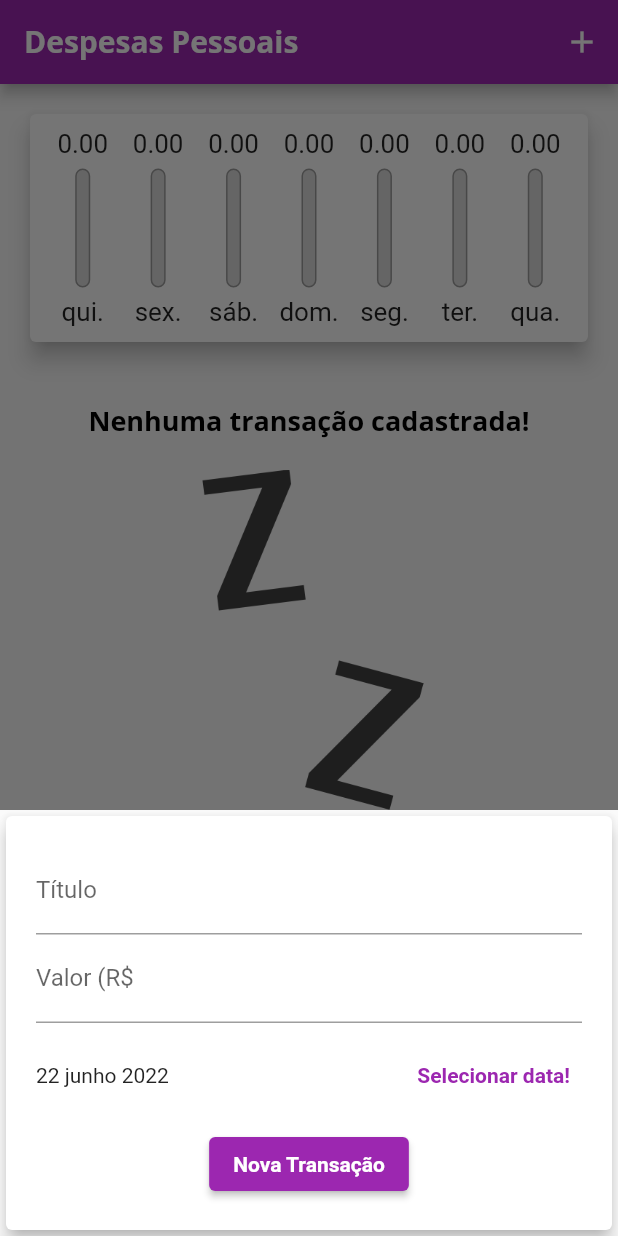
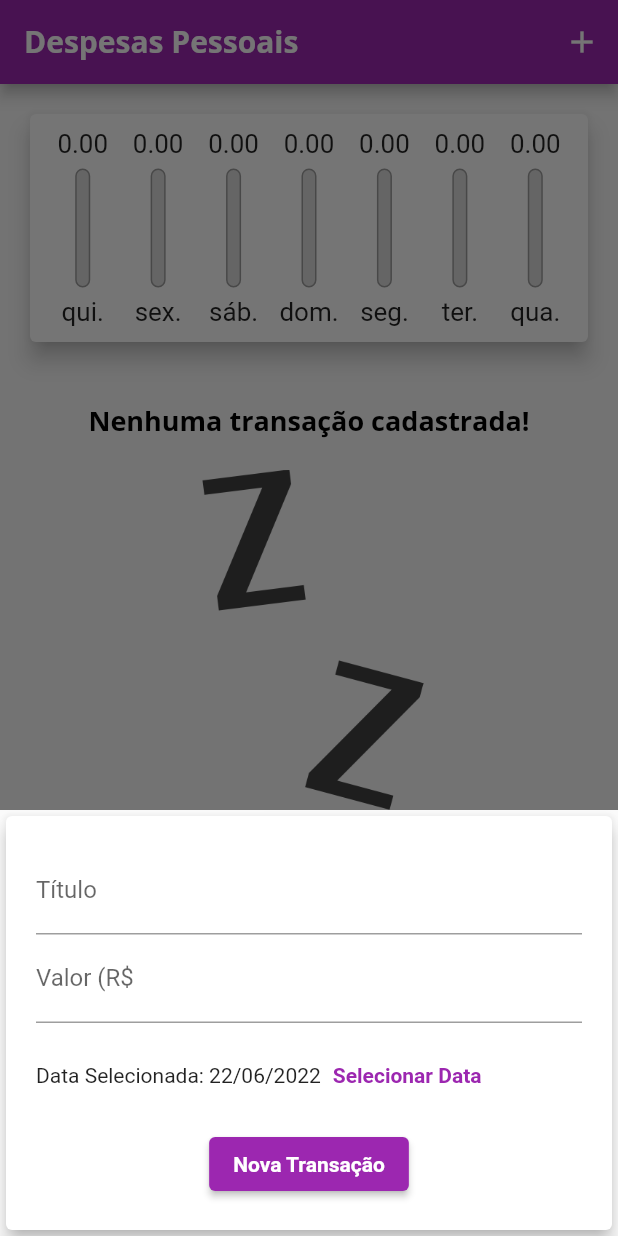
Before and after one commit to arthurrossibr/flutter-despesas, a Flutter app: the screen it shows after launch, after a tap on the "add" icon, on a phone screen of 412 x 824 dp. Run offline on Flutter 3.47's test engine with Material 2 defaults, Android fonts, the phone set to English and light mode, and no system bars.

Commit message:
Adding adaptative date picker component

```diff
--- /dev/null
+++ b/lib/components/adaptative_date_picker.dart
@@ -0,0 +1,66 @@
+import 'dart:io';
+import 'package:flutter/cupertino.dart';
+import 'package:flutter/material.dart';
+import 'package:intl/intl.dart';
+
+class AdaptativeDatePicker extends StatelessWidget {
+  const AdaptativeDatePicker({
+    this.selectedDate,
+    this.onDateChanged,
+    Key? key,
+  }) : super(key: key);
+
+  final DateTime? selectedDate;
+  final Function(DateTime)? onDateChanged;
+
+  _showDatePicker(BuildContext context) {
+    showDatePicker(
+      context: context,
+      initialDate: DateTime.now(),
+      firstDate: DateTime(2019),
+      lastDate: DateTime.now(),
+    ).then((pickedDate) {
+      if (pickedDate == null) {
+        return;
+      }
+
+      onDateChanged!(pickedDate);
+    });
+  }
+
+  @override
+  Widget build(BuildContext context) {
+    return Platform.isIOS
+        ? SizedBox(
+            height: 180,
+            child: CupertinoDatePicker(
+              mode: CupertinoDatePickerMode.date,
+              initialDateTime: DateTime.now(),
+              minimumDate: DateTime(2019),
+              maximumDate: DateTime.now(),
+              onDateTimeChanged: onDateChanged!,
+            ),
+          )
+        : SizedBox(
+            height: 70,
+            child: Row(
+              children: <Widget>[
+                Text(
+                  selectedDate == null
+                      ? 'Nenhuma data selecionada!'
+                      : 'Data Selecionada: ${DateFormat('dd/MM/y').format(selectedDate!)}',
+                ),
+                TextButton(
+                  child: const Text(
+                    'Selecionar Data',
+                    style: TextStyle(
+                      fontWeight: FontWeight.bold,
+                    ),
+                  ),
+                  onPressed: () => _showDatePicker(context),
+                )
+              ],
+            ),
+          );
+  }
+}
--- a/lib/components/transaction_form.dart
+++ b/lib/components/transaction_form.dart
@@ -1,9 +1,9 @@
 import 'package:flutter/material.dart';
 import 'package:intl/date_symbol_data_local.dart';
-import 'package:intl/intl.dart';
 import 'package:projeto_despesas/components/adaptative_button.dart';
 
-import 'adaptative_textfield.dart';
+import 'adaptative_date_picker.dart';
+import 'adaptative_text_field.dart';
 
 class TransactionForm extends StatefulWidget {
   const TransactionForm(this.onSubmit, {Key? key}) : super(key: key);
@@ -28,27 +28,6 @@ class _TransactionFormState extends State<TransactionForm> {
     }
 
     widget.onSubmit(title, value, _selectedDate!);
-  }
-
-  _showDatePicker() {
-    showDatePicker(
-      context: context,
-      initialDate: DateTime.now(),
-      firstDate: DateTime(2022),
-      lastDate: DateTime.now(),
-    ).then(
-      (pickedDate) {
-        if (pickedDate == null) {
-          return;
-        }
-
-        setState(
-          () {
-            _selectedDate = pickedDate;
-          },
-        );
-      },
-    );
   }
 
   @override
@@ -80,28 +59,13 @@ class _TransactionFormState extends State<TransactionForm> {
                       const TextInputType.numberWithOptions(decimal: true),
                   onSubmitted: (_) => _submitForm(),
                 ),
-                SizedBox(
-                  height: 70,
-                  child: Row(
-                    children: [
-                      Expanded(
-                        child: Text(_selectedDate == null
-                            ? 'Nenhuma data selecionada!'
-                            : DateFormat('dd MMMM yyyy', 'pt_BR')
-                                .format(_selectedDate!)),
-                      ),
-                      TextButton(
-                        style: TextButton.styleFrom(
-                          textStyle: const TextStyle(
-                            fontWeight: FontWeight.bold,
-                          ),
-                          primary: Theme.of(context).colorScheme.primary,
-                        ),
-                        onPressed: _showDatePicker,
-                        child: const Text('Selecionar data!'),
-                      ),
-                    ],
-                  ),
+                AdaptativeDatePicker(
+                  selectedDate: _selectedDate,
+                  onDateChanged: (newDate) {
+                    setState(() {
+                      _selectedDate = newDate;
+                    });
+                  },
                 ),
                 Row(
                   mainAxisAlignment: MainAxisAlignment.center,
```
Also changed, not shown: lib/components/adaptative_text_field.dart (renamed from lib/components/adaptative_textfield.dart).
